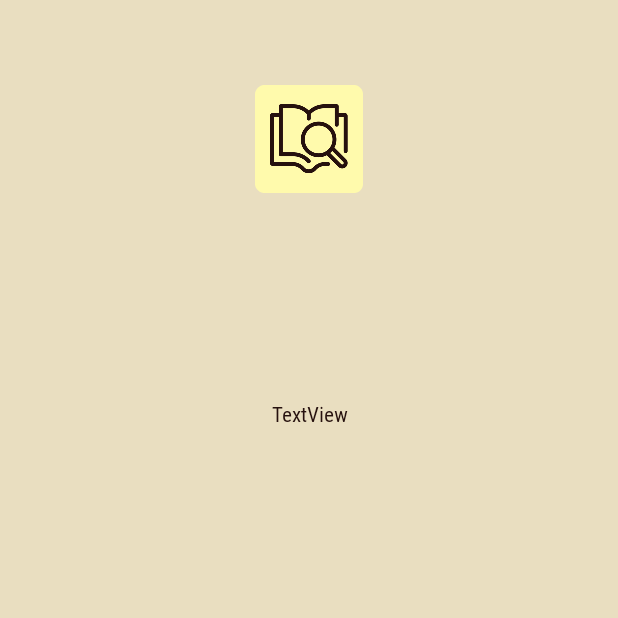
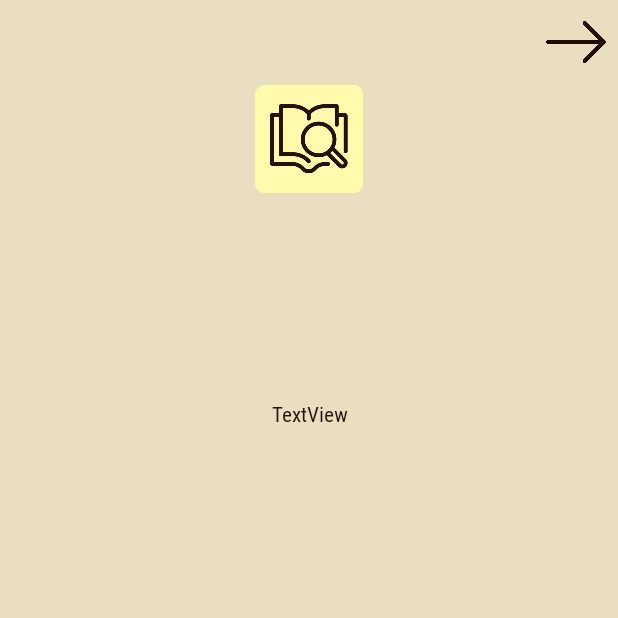
Before and after one commit to Chrn1y/Librorum, an Android app: the Sort screen opened directly, with no data from a screen before it, on a phone screen of 412 x 824 dp, the top half of it. Run offline under Robolectric (Android 15) with nearby library versions, the phone set to English and light mode, and no system bars; our stand-ins replace Picasso; 6 statements that could not run were skipped.

Commit message:
add right arrow

```diff
--- a/Project/app/src/main/res/layout/activity_sort.xml
+++ b/Project/app/src/main/res/layout/activity_sort.xml
@@ -21,6 +21,16 @@
         app:layout_constraintStart_toStartOf="parent"
         app:layout_constraintTop_toTopOf="parent"
         app:layout_constraintVertical_bias="0.066" />
+
+    <ImageView
+        android:id="@+id/imageView"
+        android:layout_width="40dp"
+        android:layout_height="40dp"
+        android:layout_marginEnd="8dp"
+        android:layout_marginTop="8dp"
+        app:layout_constraintEnd_toEndOf="parent"
+        app:layout_constraintTop_toTopOf="parent"
+        android:src="@drawable/right_arrow"/>
 
     <TextView
         android:id="@+id/nameSort"
```
Also changed, not shown: Project/app/src/main/res/drawable/right_arrow.png (added).
